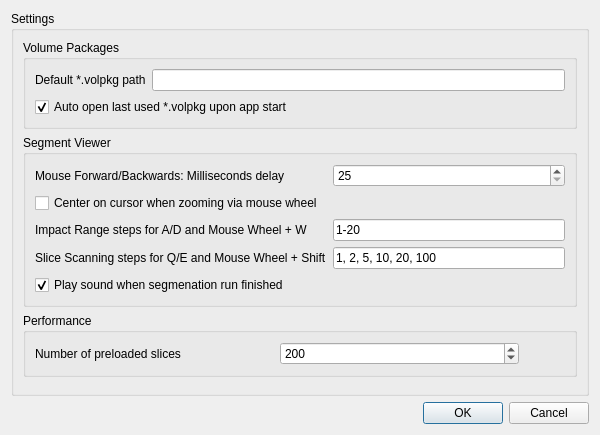
Before: the Qt Designer form volume-cartographer/apps/VC/VCSettings.ui in SuperOptimizer/villa, drawn with Qt 5.
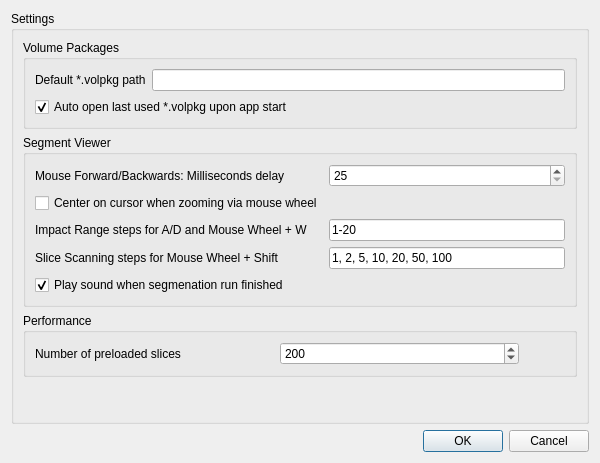
After: the same form once the commit is applied. Icons and pictures are not drawn.

Commit message: add "50" to default list of scan range steps

What changed in the file:
```diff
--- a/volume-cartographer/apps/VC/VCSettings.ui
+++ b/volume-cartographer/apps/VC/VCSettings.ui
@@ -7,7 +7,7 @@
     <x>0</x>
     <y>0</y>
     <width>600</width>
-    <height>435</height>
+    <height>463</height>
    </rect>
   </property>
   <property name="windowTitle">
@@ -109,14 +109,14 @@
          <item row="3" column="0">
           <widget class="QLabel" name="label_5">
            <property name="text">
-            <string>Slice Scanning steps for Q/E and Mouse Wheel + Shift</string>
+            <string>Slice Scanning steps for Mouse Wheel + Shift</string>
            </property>
           </widget>
          </item>
          <item row="3" column="1">
           <widget class="QLineEdit" name="edtScanRange">
            <property name="text">
-            <string>1, 2, 5, 10, 20, 100</string>
+            <string>1, 2, 5, 10, 20, 50, 100</string>
            </property>
           </widget>
          </item>
```
The commit also changes 3 other files.
